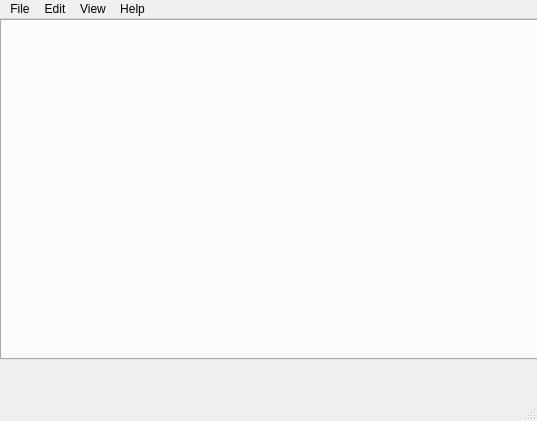
This is EditorTexto/mainwindow.ui in Antoniolm/Editor_Texto-Qt5 as Qt 5 draws it before an edit. The edited form follows.
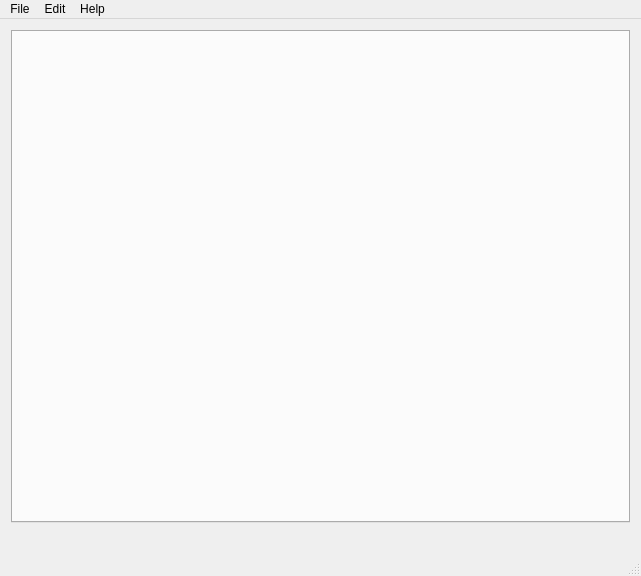
This is the edited form.

What changed in the file:
```diff
--- a/EditorTexto/mainwindow.ui
+++ b/EditorTexto/mainwindow.ui
@@ -6,47 +6,37 @@
    <rect>
     <x>0</x>
     <y>0</y>
-    <width>537</width>
-    <height>421</height>
+    <width>641</width>
+    <height>576</height>
    </rect>
   </property>
   <property name="windowTitle">
    <string>MainWindow</string>
   </property>
   <widget class="QWidget" name="centralWidget">
-   <widget class="QLabel" name="state">
-    <property name="geometry">
-     <rect>
-      <x>320</x>
-      <y>340</y>
-      <width>211</width>
-      <height>20</height>
-     </rect>
-    </property>
-    <property name="text">
-     <string/>
-    </property>
-   </widget>
-   <widget class="QTabWidget" name="groupQText">
-    <property name="geometry">
-     <rect>
-      <x>0</x>
-      <y>0</y>
-      <width>541</width>
-      <height>341</height>
-     </rect>
-    </property>
-    <property name="currentIndex">
-     <number>-1</number>
-    </property>
-   </widget>
+   <layout class="QVBoxLayout" name="verticalLayout">
+    <item>
+     <widget class="QTabWidget" name="groupQText">
+      <property name="currentIndex">
+       <number>-1</number>
+      </property>
+     </widget>
+    </item>
+    <item>
+     <widget class="QLabel" name="state">
+      <property name="text">
+       <string/>
+      </property>
+     </widget>
+    </item>
+   </layout>
   </widget>
   <widget class="QMenuBar" name="menuBar">
    <property name="geometry">
     <rect>
      <x>0</x>
      <y>0</y>
-     <width>537</width>
+     <width>641</width>
      <height>26</height>
     </rect>
    </property>
@@ -68,12 +58,6 @@
     <addaction name="actionSearch"/>
     <addaction name="actionReplace"/>
    </widget>
-   <widget class="QMenu" name="menuHelp">
-    <property name="title">
-     <string>View</string>
-    </property>
-    <addaction name="actionState_toolbar"/>
-   </widget>
    <widget class="QMenu" name="menuHelp_2">
     <property name="title">
      <string>Help</string>
@@ -82,7 +66,6 @@
    </widget>
    <addaction name="menuFile"/>
    <addaction name="menuEdition"/>
-   <addaction name="menuHelp"/>
    <addaction name="menuHelp_2"/>
   </widget>
   <widget class="QStatusBar" name="statusBar"/>
```
